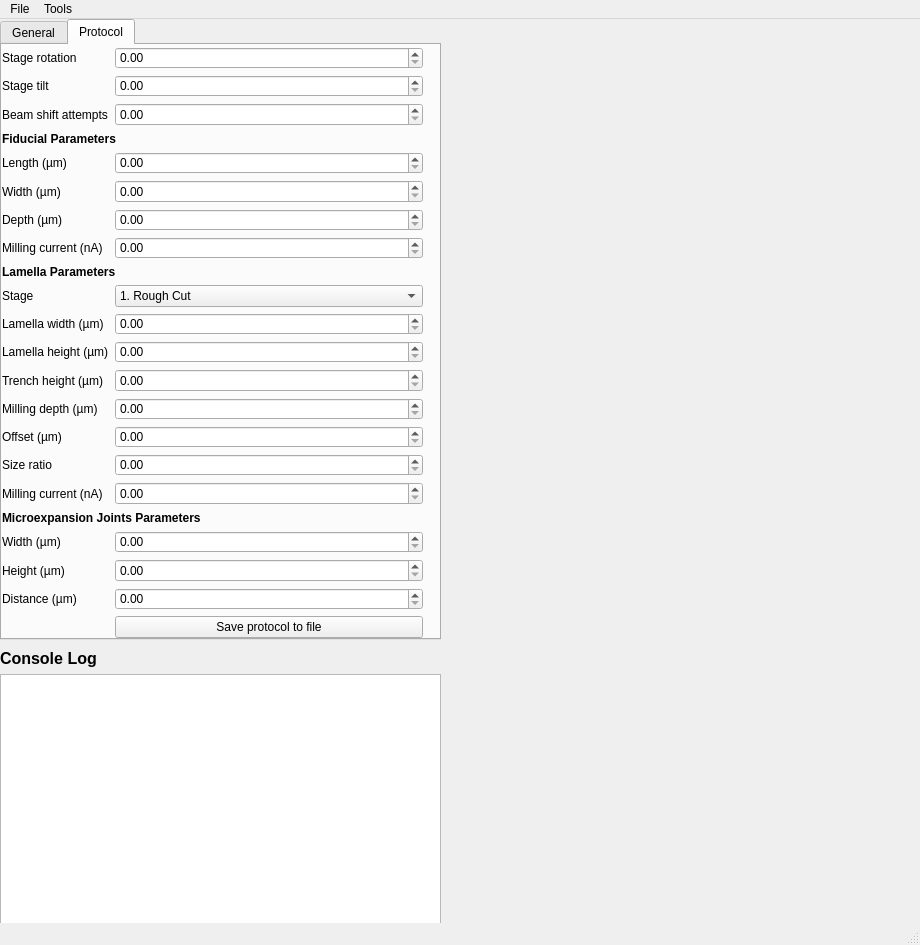
First picture: the form in autolamella/ui/UI.ui, repository DeMarcoLab/autolamella, before the edit.
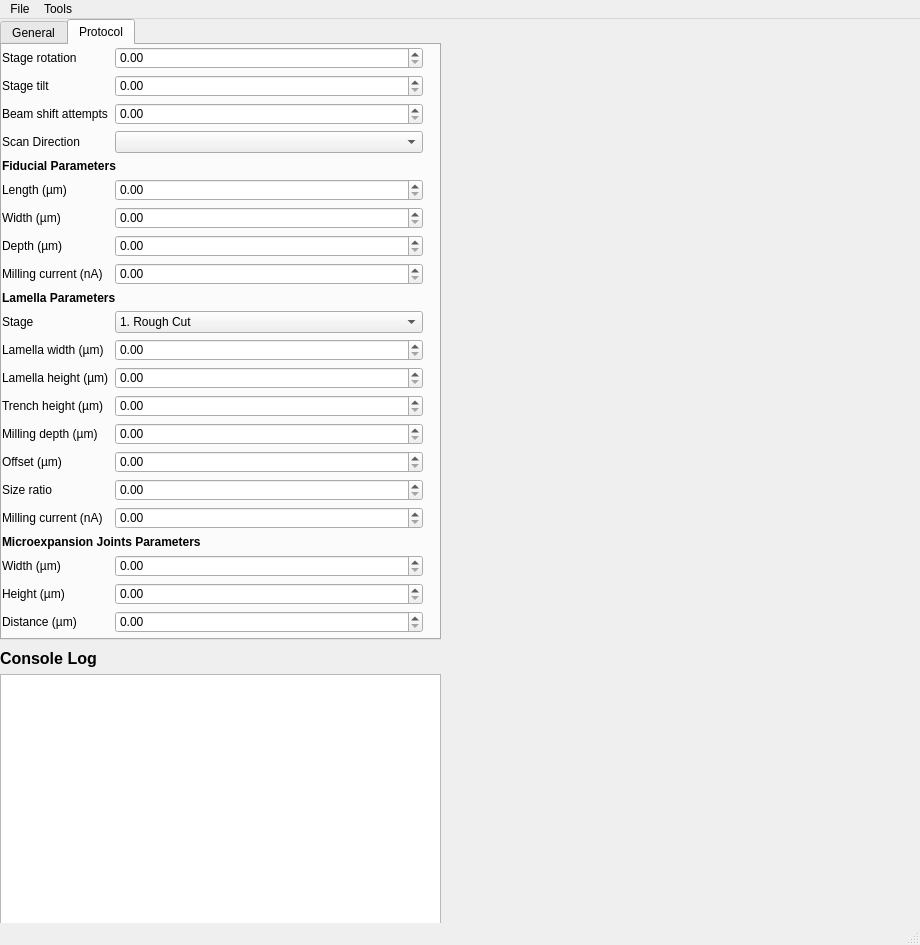
Second picture: the form after the edit. The open tabs and pages were chosen to show the change.

Commit message: added scan direction to ui

```diff
--- a/autolamella/ui/UI.ui
+++ b/autolamella/ui/UI.ui
@@ -403,7 +403,7 @@
         <x>0</x>
         <y>2</y>
         <width>421</width>
-        <height>591</height>
+        <height>613</height>
        </rect>
       </property>
       <layout class="QFormLayout" name="formLayout">
@@ -414,6 +414,13 @@
          </property>
         </widget>
        </item>
+       <item row="0" column="1">
+        <widget class="QDoubleSpinBox" name="stage_rotation">
+         <property name="maximum">
+          <double>1000.000000000000000</double>
+         </property>
+        </widget>
+       </item>
        <item row="1" column="0">
         <widget class="QLabel" name="stageTiltLabel">
          <property name="text">
@@ -421,6 +428,13 @@
          </property>
         </widget>
        </item>
+       <item row="1" column="1">
+        <widget class="QDoubleSpinBox" name="stage_tilt">
+         <property name="maximum">
+          <double>10000.000000000000000</double>
+         </property>
+        </widget>
+       </item>
        <item row="2" column="0">
         <widget class="QLabel" name="beamShiftAttemptsLabel">
          <property name="text">
@@ -428,7 +442,17 @@
          </property>
         </widget>
        </item>
-       <item row="3" column="0" colspan="2">
+       <item row="2" column="1">
+        <widget class="QDoubleSpinBox" name="beamshift_attempts"/>
+       </item>
+       <item row="3" column="0">
+        <widget class="QLabel" name="scanDirectionLabel">
+         <property name="text">
+          <string>Scan Direction</string>
+         </property>
+        </widget>
+       </item>
+       <item row="4" column="0" colspan="2">
         <widget class="QLabel" name="label_5">
          <property name="font">
           <font>
@@ -441,35 +465,63 @@
          </property>
         </widget>
        </item>
-       <item row="4" column="0">
+       <item row="5" column="0">
         <widget class="QLabel" name="lengthLabel">
          <property name="text">
           <string>Length (µm)</string>
          </property>
         </widget>
        </item>
-       <item row="5" column="0">
-        <widget class="QLabel" name="widthLabel">
-         <property name="text">
-          <string>Width (µm)</string>
+       <item row="5" column="1">
+        <widget class="QDoubleSpinBox" name="fiducial_length">
+         <property name="maximum">
+          <double>1000.000000000000000</double>
          </property>
         </widget>
        </item>
        <item row="6" column="0">
+        <widget class="QLabel" name="widthLabel">
+         <property name="text">
+          <string>Width (µm)</string>
+         </property>
+        </widget>
+       </item>
+       <item row="6" column="1">
+        <widget class="QDoubleSpinBox" name="width_fiducial">
+         <property name="maximum">
+          <double>1000.000000000000000</double>
+         </property>
+        </widget>
+       </item>
+       <item row="7" column="0">
         <widget class="QLabel" name="depthLabel">
          <property name="text">
           <string>Depth (µm)</string>
          </property>
         </widget>
        </item>
-       <item row="7" column="0">
+       <item row="7" column="1">
+        <widget class="QDoubleSpinBox" name="depth_fiducial">
+         <property name="maximum">
+          <double>1000.000000000000000</double>
+         </property>
+        </widget>
+       </item>
+       <item row="8" column="0">
         <widget class="QLabel" name="millingCurrentLabel">
          <property name="text">
           <string>Milling current (nA)</string>
          </property>
         </widget>
        </item>
-       <item row="8" column="0" colspan="2">
+       <item row="8" column="1">
+        <widget class="QDoubleSpinBox" name="current_fiducial">
+         <property name="maximum">
+          <double>1000.000000000000000</double>
+         </property>
+        </widget>
+       </item>
+       <item row="9" column="0" colspan="2">
         <widget class="QLabel" name="label_9">
          <property name="font">
           <font>
@@ -482,14 +534,14 @@
          </property>
         </widget>
        </item>
-       <item row="9" column="0">
+       <item row="10" column="0">
         <widget class="QLabel" name="stageLabel">
          <property name="text">
           <string>Stage</string>
          </property>
         </widget>
        </item>
-       <item row="9" column="1">
+       <item row="10" column="1">
         <widget class="QComboBox" name="stage_lamella">
          <item>
           <property name="text">
@@ -508,56 +560,97 @@
          </item>
         </widget>
        </item>
-       <item row="10" column="0">
+       <item row="11" column="0">
         <widget class="QLabel" name="widthLabel_2">
          <property name="text">
           <string>Lamella width (µm)</string>
          </property>
         </widget>
        </item>
-       <item row="11" column="0">
+       <item row="11" column="1">
+        <widget class="QDoubleSpinBox" name="lamella_width">
+         <property name="maximum">
+          <double>1000.000000000000000</double>
+         </property>
+        </widget>
+       </item>
+       <item row="12" column="0">
         <widget class="QLabel" name="heightLabel">
          <property name="text">
           <string>Lamella height (µm)</string>
          </property>
         </widget>
        </item>
-       <item row="12" column="0">
+       <item row="12" column="1">
+        <widget class="QDoubleSpinBox" name="lamella_height">
+         <property name="maximum">
+          <double>1000.000000000000000</double>
+         </property>
+        </widget>
+       </item>
+       <item row="13" column="0">
         <widget class="QLabel" name="trenchHeightLabel">
          <property name="text">
           <string>Trench height (µm)</string>
          </property>
         </widget>
        </item>
-       <item row="13" column="0">
+       <item row="13" column="1">
+        <widget class="QDoubleSpinBox" name="trench_height">
+         <property name="maximum">
+          <double>1000.000000000000000</double>
+         </property>
+        </widget>
+       </item>
+       <item row="14" column="0">
         <widget class="QLabel" name="millingDepthLabel">
          <property name="text">
           <string>Milling depth (µm)</string>
          </property>
         </widget>
        </item>
-       <item row="14" column="0">
+       <item row="14" column="1">
+        <widget class="QDoubleSpinBox" name="depth_trench">
+         <property name="maximum">
+          <double>1000.000000000000000</double>
+         </property>
+        </widget>
+       </item>
+       <item row="15" column="0">
         <widget class="QLabel" name="offsetLabel">
          <property name="text">
           <string>Offset (µm)</string>
          </property>
         </widget>
        </item>
-       <item row="15" column="0">
+       <item row="15" column="1">
+        <widget class="QDoubleSpinBox" name="offset"/>
+       </item>
+       <item row="16" column="0">
         <widget class="QLabel" name="sizeRatioLabel">
          <property name="text">
           <string>Size ratio</string>
          </property>
         </widget>
        </item>
-       <item row="16" column="0">
+       <item row="16" column="1">
+        <widget class="QDoubleSpinBox" name="size_ratio"/>
+       </item>
+       <item row="17" column="0">
         <widget class="QLabel" name="millingCurrentLabel_2">
          <property name="text">
           <string>Milling current (nA)</string>
          </property>
         </widget>
        </item>
-       <item row="17" column="0" colspan="2">
+       <item row="17" column="1">
+        <widget class="QDoubleSpinBox" name="current_lamella">
+         <property name="maximum">
+          <double>1000.000000000000000</double>
+         </property>
+        </widget>
+       </item>
+       <item row="19" column="0" colspan="2">
         <widget class="QLabel" name="label_10">
          <property name="font">
           <font>
@@ -570,116 +663,57 @@
          </property>
         </widget>
        </item>
-       <item row="18" column="0">
+       <item row="20" column="0">
         <widget class="QLabel" name="widthLabel_3">
          <property name="text">
           <string>Width (µm)</string>
          </property>
         </widget>
        </item>
-       <item row="19" column="0">
+       <item row="20" column="1">
+        <widget class="QDoubleSpinBox" name="micro_exp_width">
+         <property name="maximum">
+          <double>1000.000000000000000</double>
+         </property>
+        </widget>
+       </item>
+       <item row="21" column="0">
         <widget class="QLabel" name="heightLabel_2">
          <property name="text">
           <string>Height (µm)</string>
          </property>
         </widget>
        </item>
-       <item row="20" column="0">
+       <item row="21" column="1">
+        <widget class="QDoubleSpinBox" name="micro_exp_height">
+         <property name="maximum">
+          <double>1000.000000000000000</double>
+         </property>
+        </widget>
+       </item>
+       <item row="22" column="0">
         <widget class="QLabel" name="distanceLabel">
          <property name="text">
           <string>Distance (µm)</string>
          </property>
         </widget>
        </item>
-       <item row="21" column="1">
+       <item row="22" column="1">
+        <widget class="QDoubleSpinBox" name="micro_exp_distance">
+         <property name="maximum">
+          <double>10000.000000000000000</double>
+         </property>
+        </widget>
+       </item>
+       <item row="23" column="1">
         <widget class="QPushButton" name="export_protocol">
          <property name="text">
           <string>Save protocol to file</string>
          </property>
         </widget>
        </item>
-       <item row="0" column="1">
-        <widget class="QDoubleSpinBox" name="stage_rotation"/>
-       </item>
-       <item row="1" column="1">
-        <widget class="QDoubleSpinBox" name="stage_tilt"/>
-       </item>
-       <item row="2" column="1">
-        <widget class="QDoubleSpinBox" name="beamshift_attempts"/>
-       </item>
-       <item row="4" column="1">
-        <widget class="QDoubleSpinBox" name="fiducial_length">
-         <property name="maximum">
-          <double>1000.000000000000000</double>
-         </property>
-        </widget>
-       </item>
-       <item row="5" column="1">
-        <widget class="QDoubleSpinBox" name="width_fiducial">
-         <property name="maximum">
-          <double>1000.000000000000000</double>
-         </property>
-        </widget>
-       </item>
-       <item row="6" column="1">
-        <widget class="QDoubleSpinBox" name="depth_fiducial">
-         <property name="maximum">
-          <double>1000.000000000000000</double>
-         </property>
-        </widget>
-       </item>
-       <item row="7" column="1">
-        <widget class="QDoubleSpinBox" name="current_fiducial">
-         <property name="maximum">
-          <double>1000.000000000000000</double>
-         </property>
-        </widget>
-       </item>
-       <item row="10" column="1">
-        <widget class="QDoubleSpinBox" name="lamella_width">
-         <property name="maximum">
-          <double>1000.000000000000000</double>
-         </property>
-        </widget>
-       </item>
-       <item row="11" column="1">
-        <widget class="QDoubleSpinBox" name="lamella_height">
-         <property name="maximum">
-          <double>1000.000000000000000</double>
-         </property>
-        </widget>
-       </item>
-       <item row="12" column="1">
-        <widget class="QDoubleSpinBox" name="trench_height">
-         <property name="maximum">
-          <double>1000.000000000000000</double>
-         </property>
-        </widget>
-       </item>
-       <item row="13" column="1">
-        <widget class="QDoubleSpinBox" name="depth_trench">
-         <property name="maximum">
-          <double>1000.000000000000000</double>
-         </property>
-        </widget>
-       </item>
-       <item row="18" column="1">
-        <widget class="QDoubleSpinBox" name="micro_exp_width"/>
-       </item>
-       <item row="14" column="1">
-        <widget class="QDoubleSpinBox" name="offset"/>
-       </item>
-       <item row="15" column="1">
-        <widget class="QDoubleSpinBox" name="size_ratio"/>
-       </item>
-       <item row="16" column="1">
-        <widget class="QDoubleSpinBox" name="current_lamella"/>
-       </item>
-       <item row="19" column="1">
-        <widget class="QDoubleSpinBox" name="micro_exp_height"/>
-       </item>
-       <item row="20" column="1">
-        <widget class="QDoubleSpinBox" name="micro_exp_distance"/>
+       <item row="3" column="1">
+        <widget class="QComboBox" name="scanDirectionComboBox"/>
        </item>
       </layout>
      </widget>
```
The commit also changes 2 other files.
